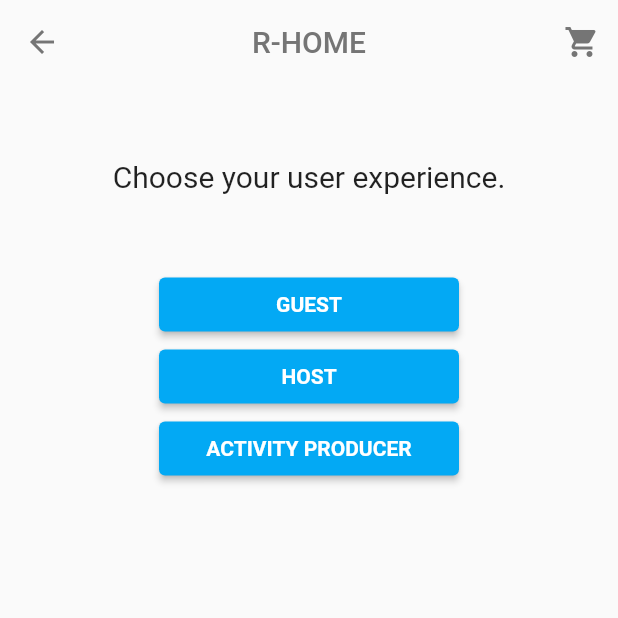
After one commit to WARSKELETON/r_home, a Flutter app: the RolePage screen opened by its route, on a phone screen of 412 x 824 dp, the top half of it. The commit adds this screen. Run offline on Flutter 3.47's test engine with Material 2 defaults, Android fonts, the phone set to English and light mode, and no system bars; our stand-ins replace auto_route, bloc, cloud_firestore, dartz, firebase_auth, firebase_core and 3 more; accounts and stored records are empty.

Commit message:
Roles semi complete

```diff
--- a/lib/domain/auth/auth_failure.dart
+++ b/lib/domain/auth/auth_failure.dart
@@ -6,4 +6,5 @@ part 'auth_failure.freezed.dart';
 abstract class AuthFailure with _$AuthFailure {
   const factory AuthFailure.cancelledByUser() = CancelledByUser;
   const factory AuthFailure.serverError() = ServerError;
+  const factory AuthFailure.userNotRegistered() = UserNotRegistered;
 }
--- a/lib/presentation/routes/router.dart
+++ b/lib/presentation/routes/router.dart
@@ -1,5 +1,6 @@
 import 'package:auto_route/auto_route.dart';
 import 'package:r_home/presentation/home/home_page.dart';
+import 'package:r_home/presentation/sign_in/role_page.dart';
 import 'package:r_home/presentation/sign_in/sign_in_page.dart';
 import 'package:r_home/presentation/splash/splash_page.dart';
 import 'package:r_home/presentation/splash/test_page.dart';
@@ -8,6 +9,7 @@ import 'package:r_home/presentation/splash/test_page.dart';
   routes: <AutoRoute>[
     MaterialRoute(page: SplashPage, initial: true),
     MaterialRoute(page: SignInPage),
+    MaterialRoute(page: RolePage),
     CustomRoute(page: HomePage),
     CustomRoute(page: TestPage)
   ],
--- /dev/null
+++ b/lib/presentation/sign_in/role_page.dart
@@ -0,0 +1,86 @@
+import 'package:flutter/material.dart';
+import 'package:flutter_bloc/flutter_bloc.dart';
+import 'package:r_home/application/sign_in/sign_in_bloc.dart';
+import 'package:r_home/presentation/core/app_bar_widget.dart';
+
+class RolePage extends StatelessWidget {
+  const RolePage({Key? key}) : super(key: key);
+
+  @override
+  Widget build(BuildContext context) {
+    return Scaffold(
+      appBar: const AppBarWidget(title: "R-HOME"),
+      body: Center(
+        child: Column(
+          mainAxisAlignment: MainAxisAlignment.start,
+          crossAxisAlignment: CrossAxisAlignment.center,
+          children: [
+            const Padding(
+              padding: EdgeInsets.all(50.0),
+              child: Text(
+                "Choose your user experience.",
+                style: TextStyle(
+                  fontSize: 20
+                ),
+              ),
+            ),
+            ElevatedButton(
+              onPressed: () {
+                context
+                    .read<SignInBloc>()
+                    .add(const SignInEvent.signInWithGooglePressed());
+              },
+              style: ButtonStyle(
+                backgroundColor: MaterialStateProperty.all<Color>(Colors.lightBlue),
+                fixedSize: MaterialStateProperty.all<Size>(const Size.fromWidth(200.0))
+              ),
+              child: const Text(
+                'GUEST',
+                style: TextStyle(
+                  color: Colors.white,
+                  fontWeight: FontWeight.bold,
+                ),
+              ),
+            ),
+            ElevatedButton(
+              onPressed: () {
+                context
+                    .read<SignInBloc>()
+                    .add(const SignInEvent.signInWithGooglePressed());
+              },
+              style: ButtonStyle(
+                backgroundColor: MaterialStateProperty.all<Color>(Colors.lightBlue),
+                fixedSize: MaterialStateProperty.all<Size>(const Size.fromWidth(200.0))
+              ),
+              child: const Text(
+                'HOST',
+                style: TextStyle(
+                  color: Colors.white,
+                  fontWeight: FontWeight.bold,
+                ),
+              ),
+            ),
+            ElevatedButton(
+              onPressed: () {
+                context
+                    .read<SignInBloc>()
+                    .add(const SignInEvent.signInWithGooglePressed());
+              },
+              style: ButtonStyle(
+                backgroundColor: MaterialStateProperty.all<Color>(Colors.lightBlue),
+                fixedSize: MaterialStateProperty.all<Size>(const Size.fromWidth(200.0))
+              ),
+              child: const Text(
+                'ACTIVITY PRODUCER',
+                style: TextStyle(
+                  color: Colors.white,
+                  fontWeight: FontWeight.bold,
+                ),
+              ),
+            ),
+          ],
+        ),
+      ),
+    );
+  }
+}
--- a/lib/presentation/sign_in/sign_in_page.dart
+++ b/lib/presentation/sign_in/sign_in_page.dart
@@ -25,7 +25,11 @@ class SignInPage extends StatelessWidget {
               () {},
               (either) => either.fold(
                 (failure) {
-                  // TODO
+                  failure.map(
+                    cancelledByUser: (_) => {},
+                    serverError: (_) => {},
+                    userNotRegistered: (_) => AutoRouter.of(context).push(const RolePageRoute())
+                  );
                   print("Failure in Sign In");
                 },
                 (_) {
```
Also changed, not shown: lib/infrastructure/auth/firebase_auth_facade.dart (+22 -2 lines), lib/domain/auth/auth_failure.freezed.dart, lib/presentation/routes/router.gr.dart.
